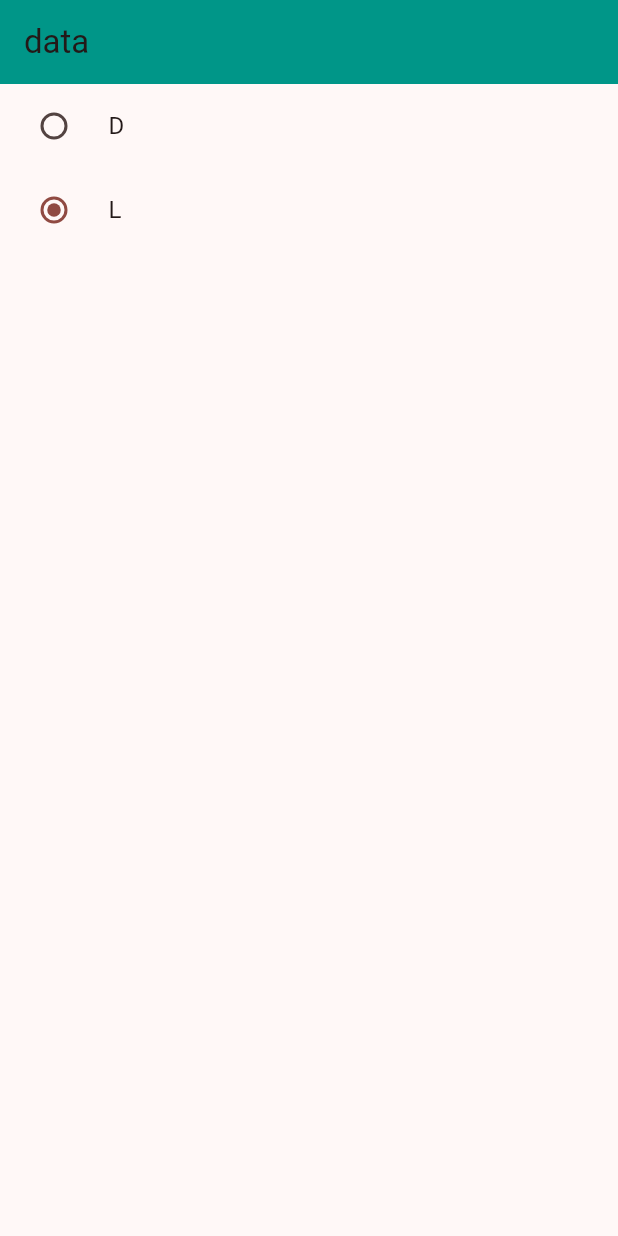
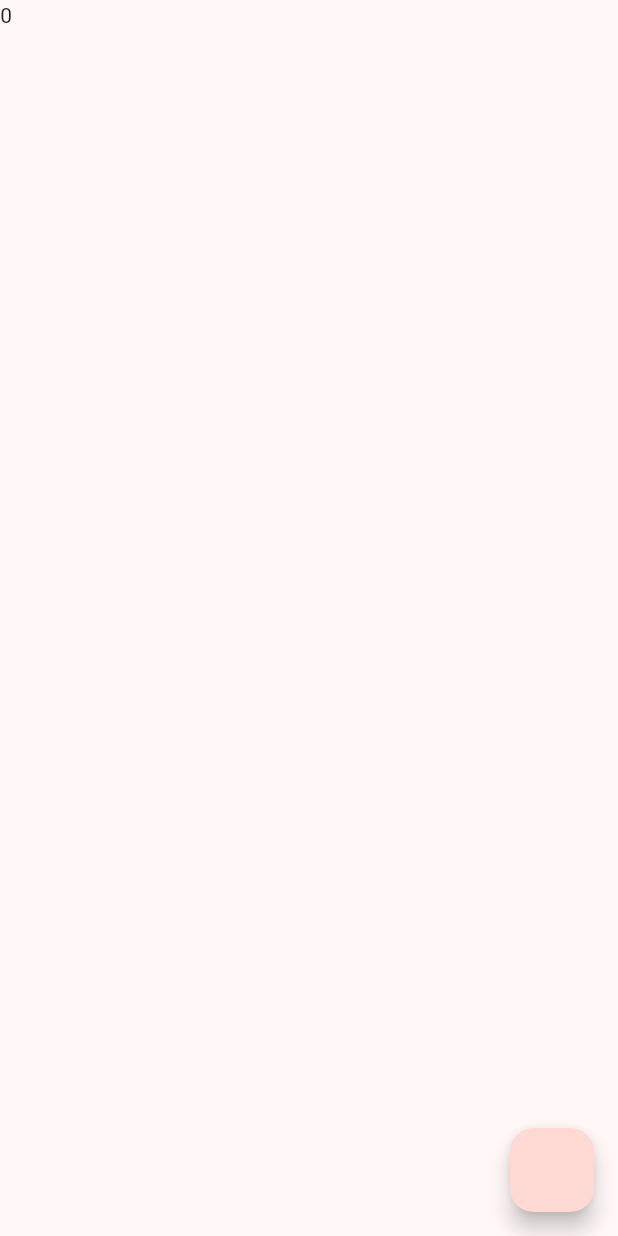
Before and after one commit to syedhasnatali785/counter_scratch, a Flutter app: the screen it shows after launch, on a phone screen of 412 x 824 dp. Run offline on Flutter 3.47's test engine with Material 3 defaults, Android fonts, the light colour scheme and no system bars.

Commit message:
value notifier usage and built counter

```diff
--- a/lib/main.dart
+++ b/lib/main.dart
@@ -6,6 +6,7 @@ import 'package:counter_scratch/screen/count_example.dart';
 import 'package:counter_scratch/screen/dark_theme.dart';
 import 'package:counter_scratch/screen/example_one.dart';
 import 'package:counter_scratch/screen/favourite/favourite_screen.dart';
+import 'package:counter_scratch/screen/value_notify_listener.dart';
 import 'package:flutter/cupertino.dart';
 import 'package:flutter/material.dart';
 import 'package:provider/provider.dart';
@@ -33,17 +34,24 @@ class counterApp extends StatelessWidget {
           final themeChanger = Provider.of<ThemeChangerProvider>(context);
           return MaterialApp(
             themeMode: themeChanger.themeMode,
-            home: DarkThemeScreen(),
+            home: ValueNotifyListener(),
             theme: ThemeData(
               brightness: Brightness.light,
-            colorScheme: ColorScheme.fromSeed(seedColor: Colors.red, brightness: Brightness.light),
+              colorScheme: ColorScheme.fromSeed(
+                seedColor: Colors.red,
+                brightness: Brightness.light,
+              ),
               iconTheme: IconThemeData(color: Colors.orange),
-            appBarTheme: AppBarTheme(backgroundColor: Colors.teal,)
+              appBarTheme: AppBarTheme(backgroundColor: Colors.teal),
             ),
             darkTheme: ThemeData(
               brightness: Brightness.dark,
-              colorScheme: ColorScheme.fromSeed(seedColor: Colors.green, brightness: Brightness.dark),
-              iconTheme: IconThemeData(color: Colors.indigoAccent),appBarTheme: AppBarTheme(backgroundColor: Colors.green,)
+              colorScheme: ColorScheme.fromSeed(
+                seedColor: Colors.green,
+                brightness: Brightness.dark,
+              ),
+              iconTheme: IconThemeData(color: Colors.indigoAccent),
+              appBarTheme: AppBarTheme(backgroundColor: Colors.green),
             ),
           );
         },
--- /dev/null
+++ b/lib/screen/value_notify_listener.dart
@@ -0,0 +1,16 @@
+import 'package:flutter/material.dart';
+
+class ValueNotifyListener extends StatelessWidget {
+   ValueNotifyListener({super.key});
+ValueNotifier<int> _count = ValueNotifier<int>(0);
+  @override
+  Widget build(BuildContext context) {
+    return Scaffold(floatingActionButton: FloatingActionButton(onPressed: (){
+      _count.value++;
+    }),body: Column(children: [
+      ValueListenableBuilder(valueListenable: _count, builder: (context, value, child){
+        return Text(_count.value.toString());
+      })
+    ],),);
+  }
+}
```
